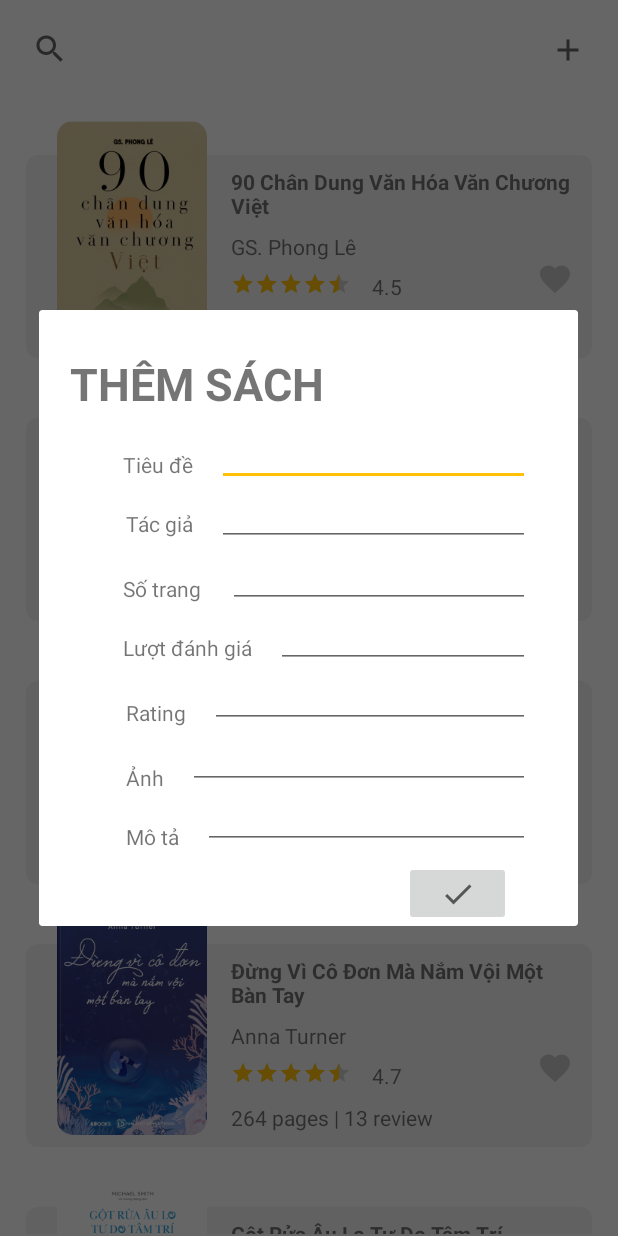
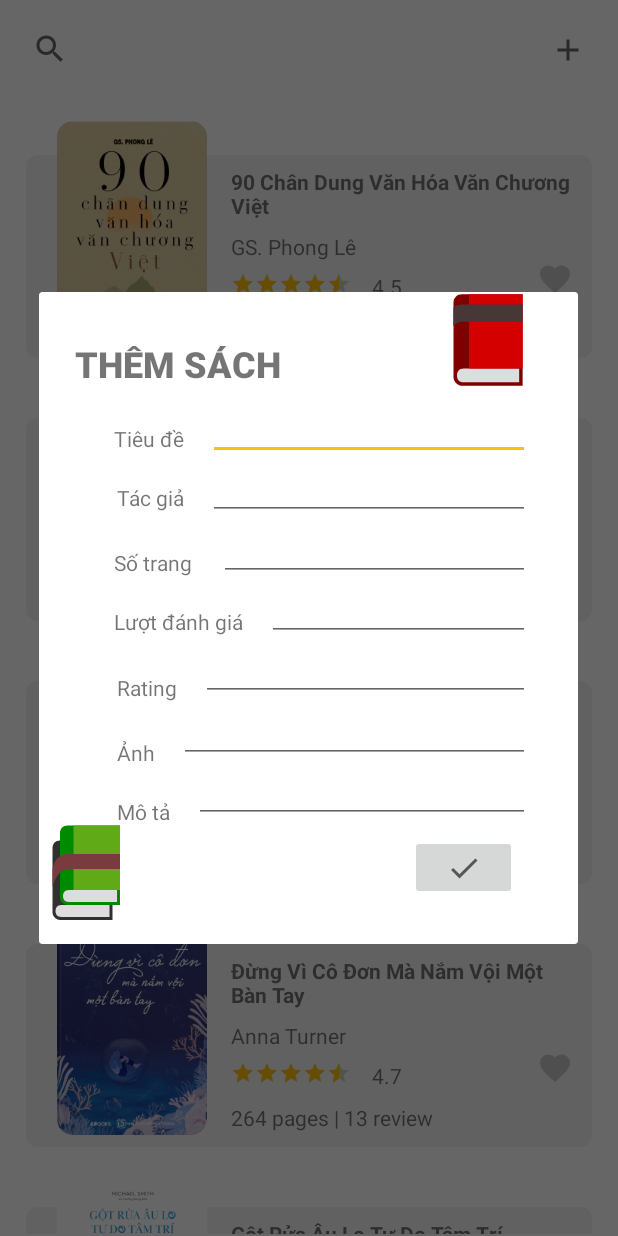
Before and after one commit to lng8212/bookManager, an Android app: the screen it shows after launch (MainActivity), after a tap on an icon or button, on a phone screen of 412 x 824 dp. Run offline under Robolectric (Android 15) with nearby library versions, the phone set to English and light mode, and no system bars; pictures from the network do not load.

Commit message:
fix error add new and something

```diff
--- a/app/src/main/java/com/example/bookapp/MainFragment.kt
+++ b/app/src/main/java/com/example/bookapp/MainFragment.kt
@@ -50,15 +50,22 @@ class MainFragment : Fragment(), BookCallback {
         val mAlertDialog =mBuilder.show()
         mDialogView.findViewById<ImageView>(R.id.btnSumbitnew).setOnClickListener(){
             mAlertDialog.dismiss()
-            val title = mAlertDialog.findViewById<EditText>(R.id.titlenew).text.toString()
-            val author = mAlertDialog.findViewById<EditText>(R.id.authornew).text.toString()
-            val descrip = mAlertDialog.findViewById<EditText>(R.id.desnew).text.toString()
-            val page = mAlertDialog.findViewById<EditText>(R.id.pagesnew).text.toString().toInt()
-            val review = mAlertDialog.findViewById<EditText>(R.id.reviewernew).text.toString().toInt()
-            val rating = mAlertDialog.findViewById<EditText>(R.id.ratingnew).text.toString().toFloat()
-            val img = mAlertDialog.findViewById<EditText>(R.id.imagenew).text.toString().toInt()
-            MainActivity.mdata.add(0,Book(title,descrip,author,"",page,review,rating,img))
-            bookAdapter.notifyItemInserted(0)
+            val title = mAlertDialog.findViewById<EditText>(R.id.edttitlenew).text.toString()
+            val author = mAlertDialog.findViewById<EditText>(R.id.edtauthornew).text.toString()
+            val descrip = mAlertDialog.findViewById<EditText>(R.id.edtdesnew).text.toString()
+            val page = mAlertDialog.findViewById<EditText>(R.id.edtpagesnew).text.toString()
+            val review = mAlertDialog.findViewById<EditText>(R.id.edtreviewernew).text.toString()
+            val rating = mAlertDialog.findViewById<EditText>(R.id.edtratingnew).text.toString()
+            val img = mAlertDialog.findViewById<EditText>(R.id.edtimagenew).text.toString()
+            if(!MainActivity.mdata.isEmpty()){
+                MainActivity.mdata.add(1,Book(title,descrip,author,"",page.toInt(),review.toInt(),rating.toFloat(),resources.getIdentifier("book" + img, "drawable","com.example.bookapp")))
+                bookAdapter.notifyItemInserted(1)
+
+            }
+            else {
+                MainActivity.mdata.add(0,Book(title,descrip,author,"",page.toInt(),review.toInt(),rating.toFloat(),resources.getIdentifier("book" + img, "drawable","com.example.bookapp")))
+                bookAdapter.notifyItemInserted(0)
+            }
 
         }
     }
--- /dev/null
+++ b/app/src/main/res/drawable/ic_book_pack.xml
@@ -0,0 +1,27 @@
+<vector xmlns:android="http://schemas.android.com/apk/res/android"
+    android:width="64dp"
+    android:height="64dp"
+    android:viewportWidth="64"
+    android:viewportHeight="64">
+  <path
+      android:pathData="m9,16v43c0,3 3,5 5,5h35v-53h-35c-3,0 -5,2 -5,5z"
+      android:fillColor="#303030"/>
+  <path
+      android:pathData="m11,58c0,2 1,4 4,4h32v-8h-32c-3,0 -4,2 -4,4z"
+      android:fillColor="#ddd"/>
+  <path
+      android:pathData="m18,54h31v-43h-31v43z"
+      android:fillColor="#505050"/>
+  <path
+      android:pathData="m14,6v43c0,3 3,5 5,5h35v-53h-35c-3,0 -5,2 -5,5z"
+      android:fillColor="#008a00"/>
+  <path
+      android:pathData="m16,48c0,2 1,4 4,4h32v-8h-32c-3,0 -4,2 -4,4z"
+      android:fillColor="#ddd"/>
+  <path
+      android:pathData="m23,44h31v-43h-31v43z"
+      android:fillColor="#60a917"/>
+  <path
+      android:pathData="m9,43c0,-3 4,-13 10,-13h35v-10h-35c-7,0 -10,7 -10,11v12z"
+      android:fillColor="#7a3b3f"/>
+</vector>
--- /dev/null
+++ b/app/src/main/res/drawable/ic_book_red.xml
@@ -0,0 +1,18 @@
+<vector xmlns:android="http://schemas.android.com/apk/res/android"
+    android:width="64dp"
+    android:height="64dp"
+    android:viewportWidth="64"
+    android:viewportHeight="64">
+  <path
+      android:pathData="m9.0041,7.2329 l0,49.5342c0,3.4559 3.4559,5.7598 5.7598,5.7598L55.0825,62.5269 55.0825,1.4731 14.7639,1.4731c-3.4559,0 -5.7598,2.3039 -5.7598,5.7598z"
+      android:fillColor="#800000"/>
+  <path
+      android:pathData="m11.308,55.6152c0,2.3039 1.152,4.6078 4.6078,4.6078l36.8627,0 0,-9.2157 -36.8627,0c-3.4559,0 -4.6078,2.3039 -4.6078,4.6078z"
+      android:fillColor="#dddddd"/>
+  <path
+      android:pathData="M19.3718,51.0073 L55.0825,51.0073 55.0825,1.4731 19.3718,1.4731 19.3718,51.0073Z"
+      android:fillColor="#d40000"/>
+  <path
+      android:pathData="m14.7628,8.365c-2.3275,0 -4.2579,0.6861 -5.8453,1.7527l0,12.6693c1.6641,-1.7165 3.6343,-2.9024 5.8453,-2.9024l40.3186,0 0,-11.5196 -40.3186,0z"
+      android:fillColor="#483737"/>
+</vector>
--- a/app/src/main/res/layout/fragment_add_dialog.xml
+++ b/app/src/main/res/layout/fragment_add_dialog.xml
@@ -10,6 +10,7 @@
         android:layout_height="wrap_content"
         app:layout_constraintBottom_toBottomOf="parent"
         app:layout_constraintEnd_toEndOf="parent"
+        app:layout_constraintHorizontal_bias="0.0"
         app:layout_constraintStart_toStartOf="parent"
         app:layout_constraintTop_toTopOf="parent"
         app:layout_constraintVertical_bias="0.0">
@@ -22,8 +23,9 @@
                 android:id="@+id/header"
                 android:layout_width="wrap_content"
                 android:layout_height="wrap_content"
+                android:fontFamily="sans-serif-medium"
                 android:text="THÊM SÁCH"
-                android:textSize="30sp"
+                android:textSize="24sp"
                 android:textStyle="bold"
                 app:layout_constraintBottom_toBottomOf="parent"
                 app:layout_constraintEnd_toEndOf="parent"
@@ -31,6 +33,30 @@
                 app:layout_constraintStart_toStartOf="parent"
                 app:layout_constraintTop_toTopOf="parent"
                 app:layout_constraintVertical_bias="0.078" />
+
+            <ImageView
+                android:id="@+id/imageView4"
+                android:layout_width="wrap_content"
+                android:layout_height="wrap_content"
+                app:layout_constraintBottom_toBottomOf="@+id/btnSumbitnew"
+                app:layout_constraintEnd_toStartOf="@+id/btnSumbitnew"
+                app:layout_constraintHorizontal_bias="0.0"
+                app:layout_constraintStart_toStartOf="parent"
+                app:layout_constraintTop_toTopOf="@+id/btnSumbitnew"
+                app:layout_constraintVertical_bias="0.347"
+                app:srcCompat="@drawable/ic_book_pack" />
+
+            <ImageView
+                android:id="@+id/imageView2"
+                android:layout_width="wrap_content"
+                android:layout_height="wrap_content"
+                app:layout_constraintBottom_toBottomOf="@+id/header"
+                app:layout_constraintEnd_toEndOf="parent"
+                app:layout_constraintHorizontal_bias="0.793"
+                app:layout_constraintStart_toEndOf="@+id/header"
+                app:layout_constraintTop_toTopOf="@+id/header"
+                app:layout_constraintVertical_bias="1.0"
+                app:srcCompat="@drawable/ic_book_red" />
 
             <TextView
                 android:id="@+id/titlenew"
@@ -211,7 +237,7 @@
                 android:layout_marginStart="16dp"
                 android:layout_marginEnd="32dp"
                 android:ems="10"
-                android:inputType="textPersonName"
+                android:inputType="number"
                 android:textSize="14sp"
                 app:layout_constraintBottom_toBottomOf="parent"
                 app:layout_constraintEnd_toEndOf="parent"
@@ -243,11 +269,12 @@
                 android:layout_marginTop="8dp"
                 app:layout_constraintBottom_toBottomOf="parent"
                 app:layout_constraintEnd_toEndOf="parent"
-                app:layout_constraintHorizontal_bias="0.844"
+                app:layout_constraintHorizontal_bias="0.858"
                 app:layout_constraintStart_toStartOf="parent"
                 app:layout_constraintTop_toBottomOf="@+id/edtdesnew"
                 app:layout_constraintVertical_bias="0.0"
                 app:srcCompat="@drawable/ic_baseline_done_24" />
+
         </androidx.constraintlayout.widget.ConstraintLayout>
     </ScrollView>
 
```
